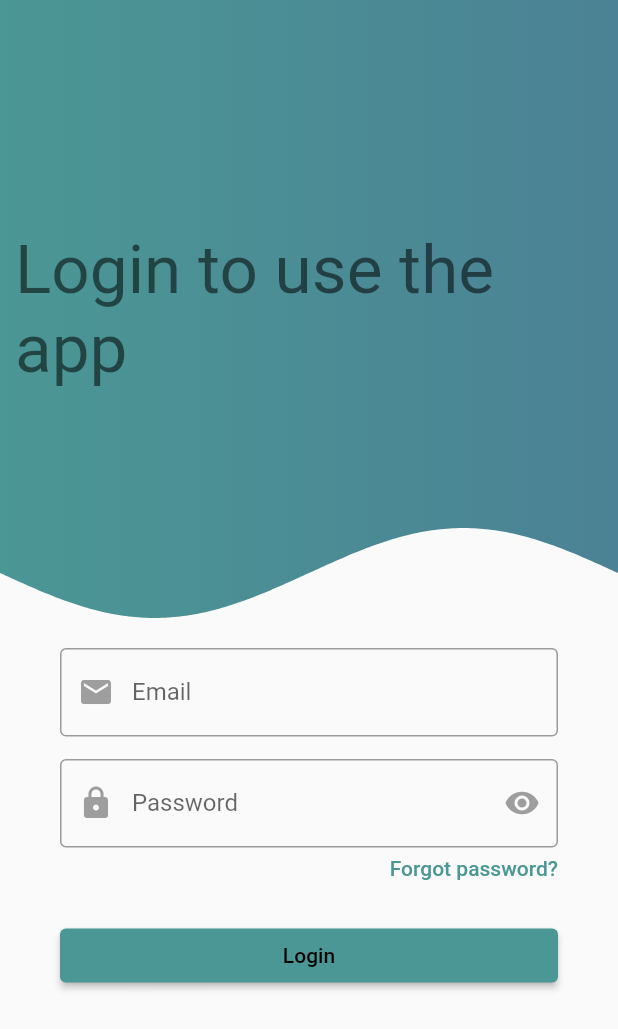
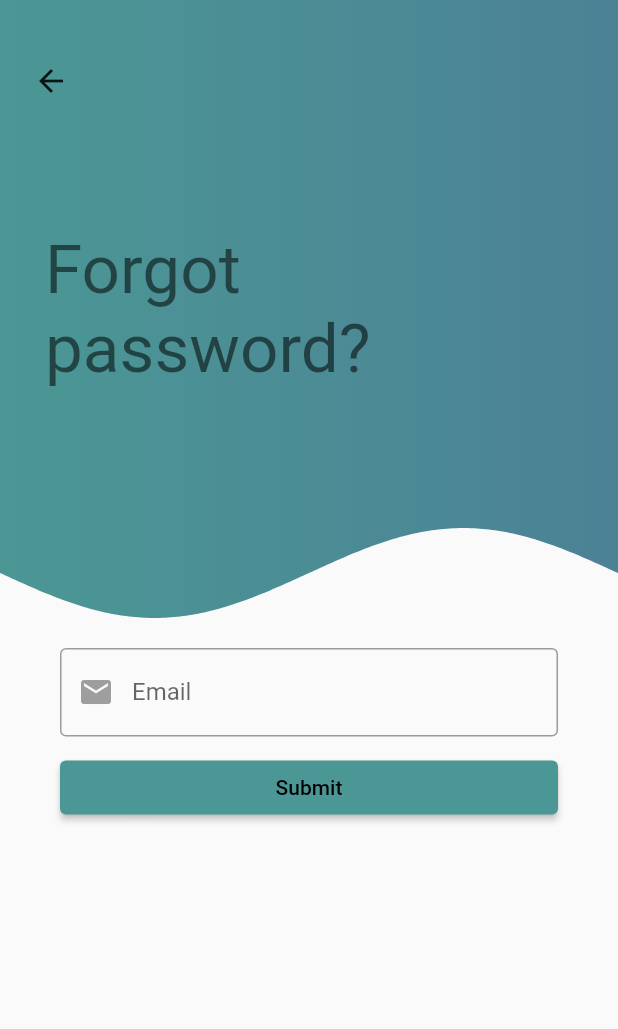
Before and after one commit to PuttTim/PSA-vpn2, a Flutter app: the screen it shows after launch, after a tap on "Forgot password?", on a phone screen of 412 x 824 dp. Shown: the top 1029 px of the screen. Run offline on Flutter 3.47's test engine with Material 2 defaults, Android fonts, the light colour scheme and no system bars; drawn by our look-alikes of wave; our stand-ins replace firebase_auth, firebase_core; accounts and stored records are empty.

Commit message:
Completed forget password page

```diff
--- a/portfix_mobile/lib/main.dart
+++ b/portfix_mobile/lib/main.dart
@@ -3,7 +3,7 @@ import 'package:flutter/material.dart';
 import 'package:portfix_mobile/data/auth/auth_repository.dart';
 import 'package:portfix_mobile/firebase_options.dart';
 import 'package:portfix_mobile/ui/screens/home_screen.dart';
-import 'package:portfix_mobile/ui/screens/login_screen.dart';
+import 'package:portfix_mobile/ui/screens/auth/login_screen.dart';
 import 'package:portfix_mobile/ui/theme.dart';
 
 void main() async {
--- /dev/null
+++ b/portfix_mobile/lib/ui/screens/auth/forget_password_screen.dart
@@ -0,0 +1,166 @@
+import 'dart:math';
+
+import 'package:firebase_auth/firebase_auth.dart';
+import 'package:flutter/material.dart';
+import 'package:portfix_mobile/data/auth/auth_repository.dart';
+import 'package:portfix_mobile/ui/theme.dart';
+import 'package:portfix_mobile/ui/widgets/text_field.dart';
+import 'package:portfix_mobile/ui/utils/snackbar.dart';
+import 'package:wave/config.dart';
+import 'package:wave/wave.dart';
+
+class ForgetPasswordScreen extends StatefulWidget {
+  const ForgetPasswordScreen({Key? key}) : super(key: key);
+
+  @override
+  State<ForgetPasswordScreen> createState() => _ForgetPasswordScreenState();
+}
+
+class _ForgetPasswordScreenState extends State<ForgetPasswordScreen> {
+  bool _isLoading = false;
+  String _email = "";
+  final GlobalKey<FormState> _formState = GlobalKey();
+
+  final AuthRepository _authRepository = AuthRepository.getInstance();
+
+  void sendEmail() async {
+    FocusScope.of(context).unfocus();
+    if (_formState.currentState?.validate() == true) {
+      _formState.currentState?.save();
+      setState(() {
+        _isLoading = true;
+      });
+      try {
+        await _authRepository.sendPasswordResetLink(_email);
+        _formState.currentState?.reset();
+        setState(() {
+          _isLoading = false;
+        });
+        SnackbarUtils(context: context).createSnackbar(
+          "Sent password reset link to email. Please check your email for further details",
+        );
+        Navigator.of(context).pop();
+      } catch (e) {
+        setState(() {
+          _isLoading = false;
+        });
+        SnackbarUtils(context: context).createSnackbar(
+          (e as FirebaseAuthException).message.toString(),
+        );
+      }
+    }
+  }
+
+  @override
+  Widget build(BuildContext context) {
+    return GestureDetector(
+      onTap: () => FocusScope.of(context).unfocus(),
+      child: Scaffold(
+        body: SingleChildScrollView(
+          child: Stack(
+            children: [
+              Column(
+                children: [
+                  wave(context),
+                  Container(
+                    width: double.infinity,
+                    padding: const EdgeInsets.symmetric(
+                      vertical: 20,
+                      horizontal: 40,
+                    ),
+                    child: forgetPasswordForm(),
+                  ),
+                ],
+              ),
+              Visibility(
+                visible: _isLoading,
+                child: Container(
+                  width: double.infinity,
+                  height: double.infinity,
+                  color: CustomTheme.primary.shade500,
+                  alignment: Alignment.center,
+                  child: const CircularProgressIndicator(),
+                ),
+              ),
+              Padding(
+                padding: const EdgeInsets.only(
+                  top: 30,
+                  left: 10,
+                ),
+                child: Material(
+                  color: Colors.transparent,
+                  shadowColor: Colors.transparent,
+                  shape: const CircleBorder(),
+                  clipBehavior: Clip.hardEdge,
+                  child: IconButton(
+                    onPressed: () => Navigator.of(context).pop(),
+                    icon: const Icon(Icons.arrow_back),
+                  ),
+                ),
+              ),
+            ],
+          ),
+        ),
+      ),
+    );
+  }
+
+  Widget wave(BuildContext context) {
+    return Stack(
+      alignment: Alignment.center,
+      children: [
+        Transform.rotate(
+          angle: pi,
+          child: WaveWidget(
+            config: CustomConfig(
+              durations: [4000],
+              heightPercentages: [0],
+              gradientBegin: Alignment.centerLeft,
+              gradientEnd: Alignment.centerRight,
+              gradients: [
+                [CustomTheme.primary.withGreen(130), CustomTheme.primary]
+              ],
+            ),
+            size: Size(
+              double.infinity,
+              MediaQuery.of(context).size.height * 0.5,
+            ),
+          ),
+        ),
+        Padding(
+          padding: const EdgeInsets.symmetric(horizontal: 30),
+          child: Text(
+            "Forgot password?",
+            style: Theme.of(context).textTheme.headline3,
+          ),
+        )
+      ],
+    );
+  }
+
+  Widget forgetPasswordForm() {
+    return Form(
+      key: _formState,
+      child: Column(
+        children: [
+          CustomTextFormField(
+            text: "Email",
+            prefixIcon: const Icon(Icons.email),
+            emailCheck: true,
+            onSaved: (value) {
+              _email = value!;
+            },
+          ),
+          const SizedBox(height: 10),
+          SizedBox(
+            width: double.infinity,
+            child: ElevatedButton(
+              onPressed: () => sendEmail(),
+              child: const Text("Submit"),
+            ),
+          ),
+        ],
+      ),
+    );
+  }
+}
--- a/portfix_mobile/lib/ui/screens/login_screen.dart
+++ b/portfix_mobile/lib/ui/screens/auth/login_screen.dart
@@ -3,6 +3,7 @@ import 'dart:math';
 import 'package:firebase_auth/firebase_auth.dart';
 import 'package:flutter/material.dart';
 import 'package:portfix_mobile/data/auth/auth_repository.dart';
+import 'package:portfix_mobile/ui/screens/auth/forget_password_screen.dart';
 import 'package:portfix_mobile/ui/screens/home_screen.dart';
 import 'package:portfix_mobile/ui/theme.dart';
 import 'package:portfix_mobile/ui/widgets/text_field.dart';
@@ -70,41 +71,7 @@ class _LoginScreenState extends State<LoginScreen> {
             children: [
               Column(
                 children: [
-                  Stack(
-                    alignment: Alignment.center,
-                    children: [
-                      Transform.rotate(
-                        angle: pi,
-                        child: WaveWidget(
-                          config: CustomConfig(
-                            durations: [4000],
-                            heightPercentages: [0],
-                            gradientBegin: Alignment.centerLeft,
-                            gradientEnd: Alignment.centerRight,
-                            gradients: [
-                              [
-                                CustomTheme.primary.withGreen(130),
-                                CustomTheme.primary
-                              ]
-                            ],
-                          ),
-                          size: Size(
-                            double.infinity,
-                            MediaQuery.of(context).size.height * 0.5,
-                          ),
-                        ),
-                      ),
-                      Padding(
-                        padding: const EdgeInsets.only(
-                          left: 10,
-                        ),
-                        child: Text(
-                          "Login to use the app",
-                          style: Theme.of(context).textTheme.headline3,
-                        ),
-                      )
-                    ],
-                  ),
+                  wave(context),
                   Container(
                     width: double.infinity,
                     padding: const EdgeInsets.symmetric(
@@ -129,6 +96,39 @@ class _LoginScreenState extends State<LoginScreen> {
           ),
         ),
       ),
+    );
+  }
+
+  Widget wave(BuildContext context) {
+    return Stack(
+      alignment: Alignment.center,
+      children: [
+        Transform.rotate(
+          angle: pi,
+          child: WaveWidget(
+            config: CustomConfig(
+              durations: [4000],
+              heightPercentages: [0],
+              gradientBegin: Alignment.centerLeft,
+              gradientEnd: Alignment.centerRight,
+              gradients: [
+                [CustomTheme.primary.withGreen(130), CustomTheme.primary]
+              ],
+            ),
+            size: Size(
+              double.infinity,
+              MediaQuery.of(context).size.height * 0.5,
+            ),
+          ),
+        ),
+        Padding(
+          padding: const EdgeInsets.symmetric(horizontal: 30),
+          child: Text(
+            "Login to use the app",
+            style: Theme.of(context).textTheme.headline3,
+          ),
+        )
+      ],
     );
   }
 
@@ -160,7 +160,11 @@ class _LoginScreenState extends State<LoginScreen> {
             alignment: Alignment.centerRight,
             child: TextButton(
               child: const Text("Forgot password?"),
-              onPressed: () {},
+              onPressed: () => Navigator.of(context).push(
+                MaterialPageRoute(
+                  builder: (_) => const ForgetPasswordScreen(),
+                ),
+              ),
               style: TextButton.styleFrom(
                 padding: const EdgeInsets.all(0),
                 splashFactory: NoSplash.splashFactory,
--- a/portfix_mobile/lib/ui/screens/home_screen.dart
+++ b/portfix_mobile/lib/ui/screens/home_screen.dart
@@ -1,6 +1,6 @@
 import 'package:flutter/material.dart';
 import 'package:portfix_mobile/data/auth/auth_repository.dart';
-import 'package:portfix_mobile/ui/screens/login_screen.dart';
+import 'package:portfix_mobile/ui/screens/auth/login_screen.dart';
 
 class HomeScreen extends StatefulWidget {
   const HomeScreen({Key? key}) : super(key: key);
```
